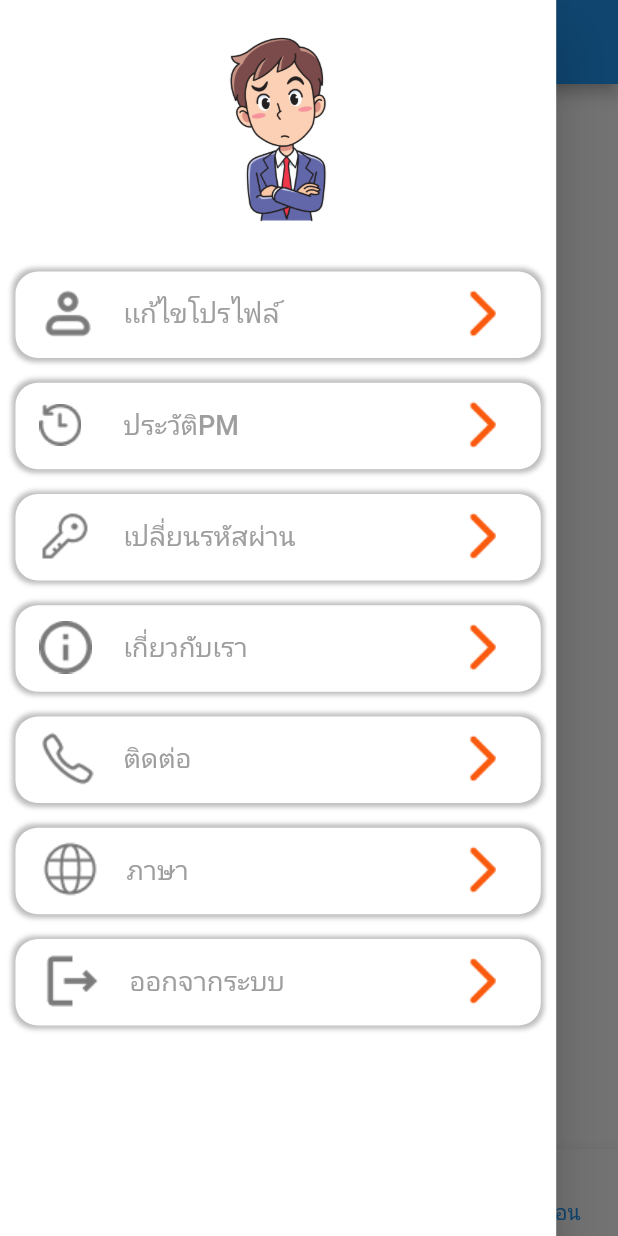
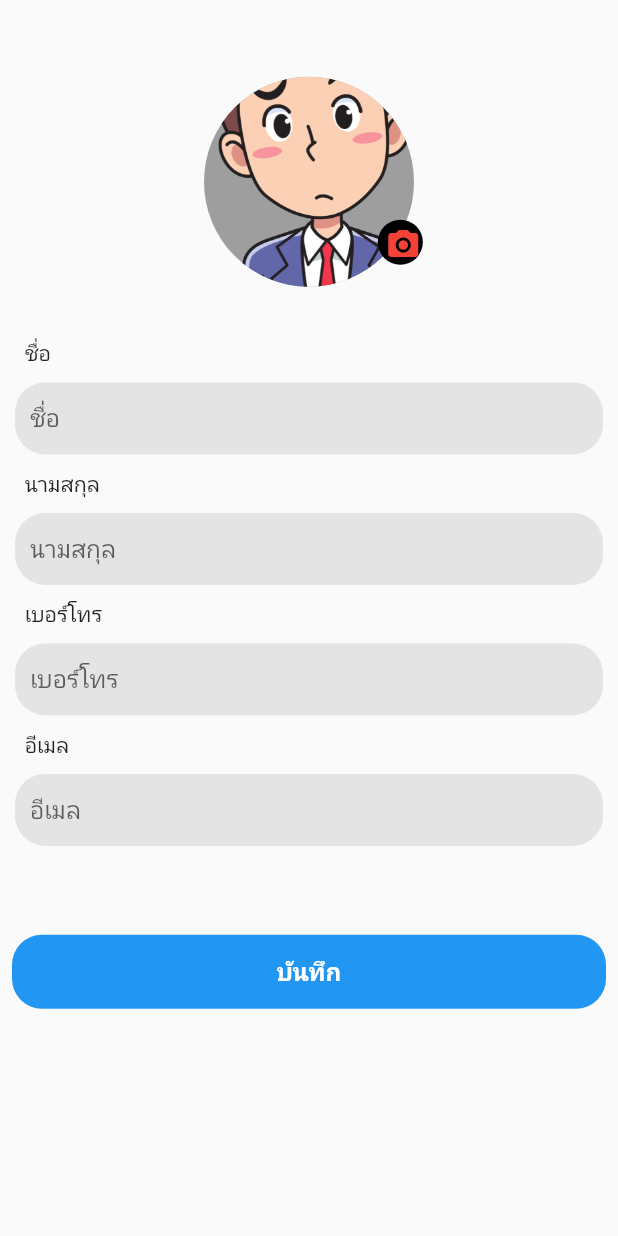
Before and after one commit to cosdemonamezon/example, a Flutter app: the FirstPage screen opened directly, item 4 of the bottom bar chosen, in the side drawer, after a tap on "เเก้ไขโปรไฟล์", on a phone screen of 412 x 824 dp. Run offline on Flutter 3.47's test engine with Material 2 defaults, Android fonts, the phone set to English and light mode, and no system bars; our stand-ins replace adaptive_dialog, carousel_slider, image_picker.

Commit message:
add page edit profile

```diff
--- a/lib/screens/notification/notificationsPage.dart
+++ b/lib/screens/notification/notificationsPage.dart
@@ -1,3 +1,4 @@
+import 'package:example/constants.dart';
 import 'package:flutter/material.dart';
 
 class NotificationsPage extends StatefulWidget {
@@ -10,8 +11,57 @@ class NotificationsPage extends StatefulWidget {
 class _NotificationsPageState extends State<NotificationsPage> {
   @override
   Widget build(BuildContext context) {
+    final size = MediaQuery.of(context).size;
     return Scaffold(
-
+      body: SingleChildScrollView(
+        child: Padding(
+          padding: const EdgeInsets.all(8.0),
+          child: Column(
+            children: [
+              SizedBox(
+                height: size.height * 0.02,
+              ),
+              Column(
+                children: List.generate(
+                    notifications.length,
+                    (index) => Padding(
+                      padding: const EdgeInsets.all(5.0),
+                      child: Card(
+                            margin: EdgeInsets.zero,
+                            elevation: 0,
+                            color: Color.fromARGB(255, 238, 234, 234),
+                            shape: RoundedRectangleBorder(
+                              side: BorderSide(
+                                color: Color.fromARGB(255, 238, 231, 231),
+                                width: 2.0,
+                              ),
+                              borderRadius: BorderRadius.circular(8),
+                            ),
+                            child: Container(
+                              decoration: BoxDecoration(
+                                color: Colors.white,
+                                borderRadius: BorderRadius.circular(8)
+                              ),
+                              child: ListTile(
+                                title: Text('หมายเลข: ${notifications[index]['no']}'),
+                                subtitle: Column(
+                                  mainAxisAlignment: MainAxisAlignment.start,
+                                  crossAxisAlignment: CrossAxisAlignment.start,
+                                  children: [
+                                    Text('สถานะ:  ${notifications[index]['title']}'),
+                                    Text('รายละเอียด:  ${notifications[index]['description']}'),
+                                    Text('วันที่ซื้อ:  ${notifications[index]['date']}')
+                                  ],
+                                ),
+                              ),
+                            ),
+                          ),
+                    )),
+              ),
+            ],
+          ),
+        ),
+      ),
     );
   }
 }
--- /dev/null
+++ b/lib/screens/setting/editProfile.dart
@@ -0,0 +1,215 @@
+import 'dart:io';
+
+import 'package:adaptive_dialog/adaptive_dialog.dart';
+import 'package:example/screens/login/widgets/InputTextForm.dart';
+import 'package:flutter/material.dart';
+import 'package:image_picker/image_picker.dart';
+
+class EditProfile extends StatefulWidget {
+  const EditProfile({super.key});
+
+  @override
+  State<EditProfile> createState() => _EditProfileState();
+}
+
+class _EditProfileState extends State<EditProfile> {
+  final GlobalKey<FormState> _editformKey = GlobalKey<FormState>();
+  final TextEditingController firstname = TextEditingController();
+  final TextEditingController lastname = TextEditingController();
+  final TextEditingController phoneNumber = TextEditingController();
+  final TextEditingController email = TextEditingController();
+  XFile? image;
+  ImagePicker picker = ImagePicker();
+
+  Future<void> openDialogImage() async {
+    final result = await showModalActionSheet<String>(
+      context: context,
+      title: 'เลือกรูปภาพ',
+      cancelLabel: 'ยกเลิก',
+      actions: [
+        SheetAction<String>(label: 'ถ่ายรูป', key: 'camera'),
+        SheetAction<String>(label: 'เลือกจากอัลบั้ม', key: 'gallery'),
+      ],
+    );
+
+    if (result != null) {
+      if (result == 'camera') {
+        final img = await picker.pickImage(source: ImageSource.camera);
+        setState(() {
+          image = img;
+        });
+      }
+
+      if (result == 'gallery') {
+        final img = await picker.pickImage(source: ImageSource.gallery);
+        setState(() {
+          image = img;
+        });
+      }
+    }
+  }
+
+  @override
+  Widget build(BuildContext context) {
+    final size = MediaQuery.of(context).size;
+    return Scaffold(
+      body: SingleChildScrollView(
+        child: Column(
+          children: [
+            SizedBox(
+              height: size.height * 0.05,
+            ),
+            Center(
+              child: Stack(
+                alignment: AlignmentDirectional.bottomEnd,
+                children: [
+                  Padding(
+                    padding: EdgeInsets.all(10.0),
+                    child: image != null
+                        ? CircleAvatar(
+                            backgroundColor: Colors.grey,
+                            radius: 70.0,
+                            backgroundImage: FileImage(File(image!.path)),
+                          )
+                        : CircleAvatar(
+                            backgroundColor: Colors.grey,
+                            radius: 70.0,
+                            backgroundImage: AssetImage('assets/icons/Cartoon_Person.png'),
+                          ),
+                  ),
+                  Positioned(
+                    right: size.width * 0.01,
+                    bottom: size.height * 0.03,
+                    child: GestureDetector(
+                      onTap: () => openDialogImage(),
+                      child: Container(
+                        width: 30,
+                        height: 30,
+                        decoration: BoxDecoration(color: Colors.black, shape: BoxShape.circle),
+                        child: Padding(
+                          padding: const EdgeInsets.all(5.0),
+                          child: Icon(
+                            Icons.photo_camera,
+                            color: Colors.red,
+                          ),
+                        ),
+                      ),
+                    ),
+                  ),
+                ],
+              ),
+            ),
+            SizedBox(
+              height: size.height * 0.03,
+            ),
+            Padding(
+              padding: EdgeInsets.symmetric(horizontal: size.width * 0.04),
+              child: Row(
+                children: [
+                  Text('ชื่อ'),
+                ],
+              ),
+            ),
+            Padding(
+              padding: const EdgeInsets.all(10.0),
+              child: InputTextForm(
+                username: firstname,
+                hintText: 'ชื่อ',
+                validator: (value) {
+                  if (value == null || value.isEmpty) {
+                    return 'กรุณากรอกอีเมล';
+                  }
+                  return null;
+                },
+              ),
+            ),
+            Padding(
+              padding: EdgeInsets.symmetric(horizontal: size.width * 0.04),
+              child: Row(
+                children: [
+                  Text('นามสกุล'),
+                ],
+              ),
+            ),
+            Padding(
+              padding: const EdgeInsets.all(10.0),
+              child: InputTextForm(
+                username: lastname,
+                hintText: 'นามสกุล',
+                validator: (value) {
+                  if (value == null || value.isEmpty) {
+                    return 'กรุณากรอกอีเมล';
+                  }
+                  return null;
+                },
+              ),
+            ),
+            Padding(
+              padding: EdgeInsets.symmetric(horizontal: size.width * 0.04),
+              child: Row(
+                children: [
+                  Text('เบอร์โทร'),
+                ],
+              ),
+            ),
+            Padding(
+              padding: const EdgeInsets.all(10.0),
+              child: InputTextForm(
+                username: phoneNumber,
+                hintText: 'เบอร์โทร',
+                validator: (value) {
+                  if (value == null || value.isEmpty) {
+                    return 'กรุณากรอกอีเมล';
+                  }
+                  return null;
+                },
+              ),
+            ),
+            Padding(
+              padding: EdgeInsets.symmetric(horizontal: size.width * 0.04),
+              child: Row(
+                children: [
+                  Text('อีเมล'),
+                ],
+              ),
+            ),
+            Padding(
+              padding: const EdgeInsets.all(10.0),
+              child: InputTextForm(
+                username: email,
+                hintText: 'อีเมล',
+                validator: (value) {
+                  if (value == null || value.isEmpty) {
+                    return 'กรุณากรอกอีเมล';
+                  }
+                  return null;
+                },
+              ),
+            ),
+            SizedBox(
+              height: size.height * 0.05,
+            ),
+            Padding(
+              padding: const EdgeInsets.all(8.0),
+              child: GestureDetector(
+                onTap: () {
+                  Navigator.pop(context);
+                },
+                child: Container(
+                  height: size.height * 0.06,
+                  width: double.infinity,
+                  decoration: BoxDecoration(borderRadius: BorderRadius.circular(20), color: Colors.blue),
+                  child: Center(
+                      child: Text(
+                    'บันทึก',
+                    style: TextStyle(color: Colors.white, fontSize: 16, fontWeight: FontWeight.bold),
+                  )),
+                ),
+              ),
+            ),
+          ],
+        ),
+      ),
+    );
+  }
+}
--- a/lib/widgets/AppDrawer.dart
+++ b/lib/widgets/AppDrawer.dart
@@ -1,3 +1,4 @@
+import 'package:example/screens/setting/editProfile.dart';
 import 'package:example/widgets/ContainerSetting.dart';
 import 'package:flutter/material.dart';
 
@@ -44,7 +45,9 @@ class _AppDrawerState extends State<AppDrawer> {
                   leadingIcon: 'assets/icons/icon_person.png',
                   title: 'เเก้ไขโปรไฟล์',
                   trailingIcon: 'assets/icons/icon_back.png',
-                  press: () {},
+                  press: () {
+                    Navigator.push(context, MaterialPageRoute(builder: (context) => EditProfile()));
+                  },
                 ),
                 SizedBox(
                   height: size.height * 0.02,
--- a/pubspec.yaml
+++ b/pubspec.yaml
@@ -36,6 +36,8 @@ dependencies:
   # Use with the CupertinoIcons class for iOS style icons.
   cupertino_icons: ^1.0.2
   carousel_slider: ^4.2.1
+  image_picker: ^1.0.4
+  adaptive_dialog: ^1.8.3
 
 dev_dependencies:
   flutter_test:
```
Also changed, not shown: lib/constants.dart (+59 -0 lines), pubspec.lock, 5 other files.
